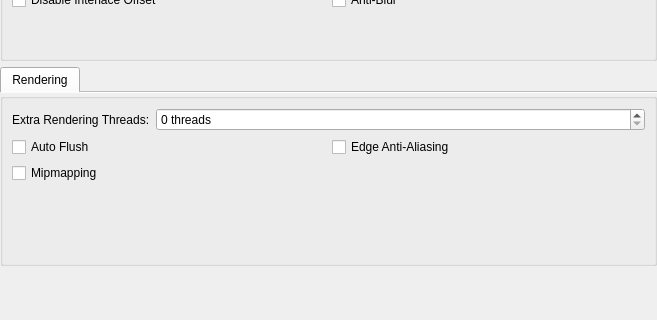
Above: pcsx2-qt/Settings/GraphicsSettingsWidget.ui from PCSX2/pcsx2 before the change; both pictures show x 0 to 657 and y 425 to 745 of the 657 by 890 pixel window. Below: the same form after it.
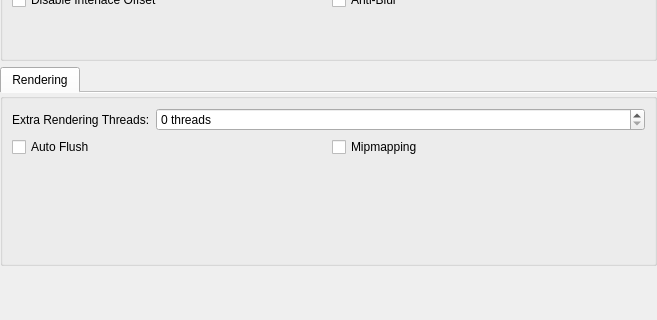
That is the form after the change.

Commit message: Qt: Remove AA1 option from the gui.

What changed in the file:
```diff
--- a/pcsx2-qt/Settings/GraphicsSettingsWidget.ui
+++ b/pcsx2-qt/Settings/GraphicsSettingsWidget.ui
@@ -1554,20 +1554,13 @@
            </property>
           </widget>
          </item>
-         <item row="1" column="0">
+         <item row="0" column="1">
           <widget class="QCheckBox" name="swMipmap">
            <property name="text">
             <string>Mipmapping</string>
            </property>
           </widget>
          </item>
-         <item row="0" column="1">
-          <widget class="QCheckBox" name="swAA1">
-           <property name="text">
-            <string>Edge Anti-Aliasing</string>
-           </property>
-          </widget>
-         </item>
         </layout>
        </item>
       </layout>
```
The commit also changes 1 other file.
